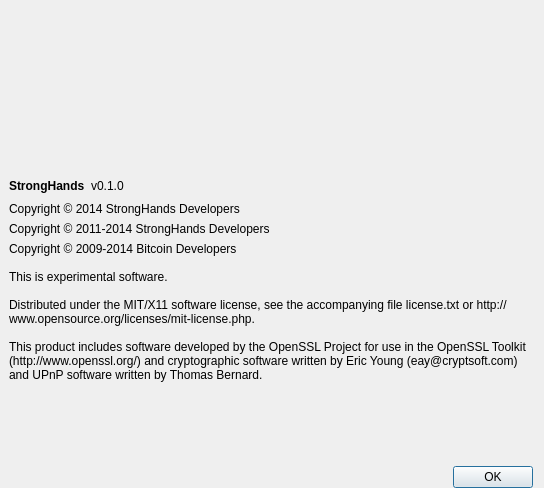
First picture: the form in src/qt/forms/aboutdialog.ui, repository TurboStake/TurboStake, before the edit.
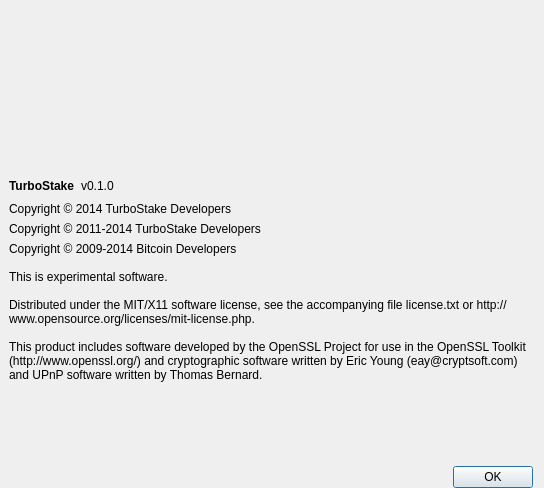
Second picture: the form after the edit. Icons and pictures are not drawn.

Diff of the .ui file:
```diff
--- a/src/qt/forms/aboutdialog.ui
+++ b/src/qt/forms/aboutdialog.ui
@@ -72,7 +72,7 @@
        <item>
         <widget class="QLabel" name="label">
          <property name="text">
-          <string>&lt;html&gt;&lt;head/&gt;&lt;body&gt;&lt;p&gt;&lt;span style=&quot; font-weight:600;&quot;&gt;StrongHands&lt;/span&gt;&lt;/p&gt;&lt;/body&gt;&lt;/html&gt;</string>
+          <string>&lt;html&gt;&lt;head/&gt;&lt;body&gt;&lt;p&gt;&lt;span style=&quot; font-weight:600;&quot;&gt;TurboStake&lt;/span&gt;&lt;/p&gt;&lt;/body&gt;&lt;/html&gt;</string>
          </property>
          <property name="textInteractionFlags">
           <set>Qt::LinksAccessibleByMouse|Qt::TextSelectableByKeyboard|Qt::TextSelectableByMouse</set>
@@ -110,14 +110,14 @@
      <item>
       <widget class="QLabel" name="label_4">
        <property name="text">
-        <string>Copyright © 2014 StrongHands Developers</string>
+        <string>Copyright © 2014 TurboStake Developers</string>
        </property>
       </widget>
      </item>
      <item>
       <widget class="QLabel" name="label_stronghands_copyright">
        <property name="text">
-        <string>Copyright © 2011-2014 StrongHands Developers</string>
+        <string>Copyright © 2011-2014 TurboStake Developers</string>
        </property>
        <property name="wordWrap">
         <bool>true</bool>
```
Left out of the diff: 4 changed lines with no effect on the pictures.
